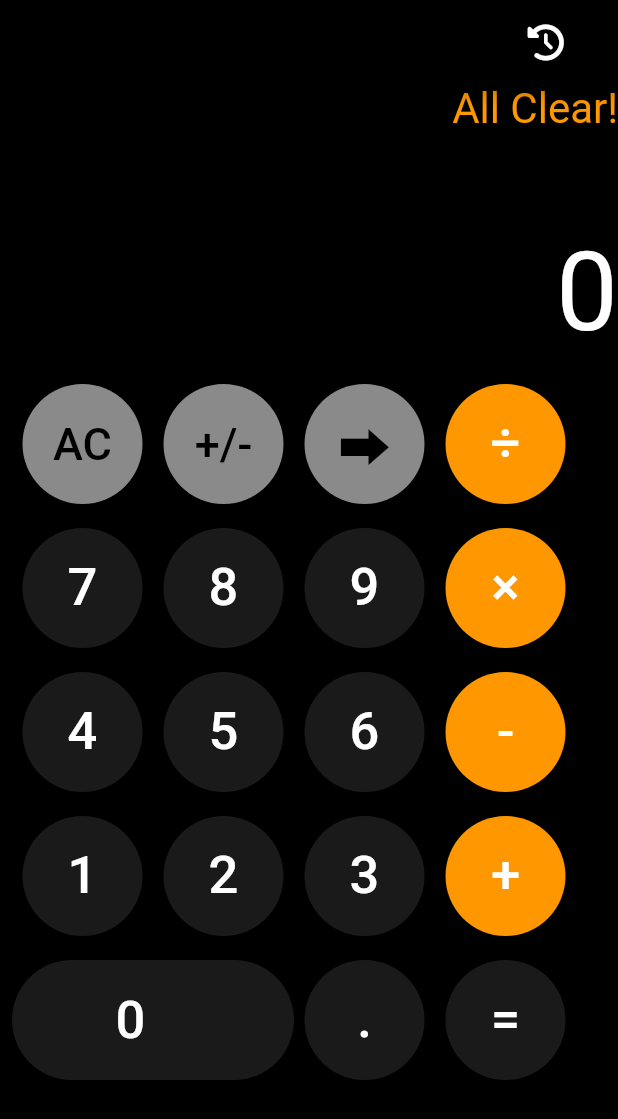
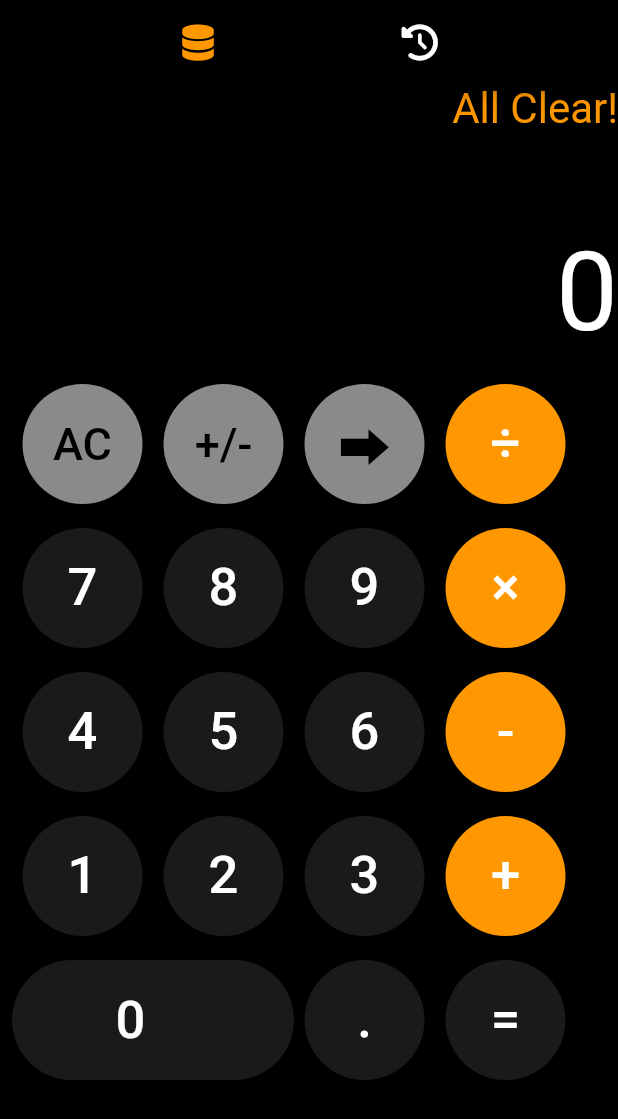
Before and after one commit to hiddy0329/h_calculator, a Flutter app: the screen it shows after launch, after a tap on "AC", on a phone screen of 412 x 824 dp. Shown: the top 1119 px of the screen. Run offline on Flutter 3.47's test engine with Material 2 defaults, Android fonts, the phone set to English and light mode, and no system bars; our stand-ins replace flutter_dotenv, font_awesome_flutter; missing offline and left inert: mysql1.

Commit message:
main.dart編集

```diff
--- a/lib/main.dart
+++ b/lib/main.dart
@@ -1,12 +1,19 @@
+// ignore_for_file: prefer_const_constructors
+
 import 'package:flutter/foundation.dart';
 import 'package:flutter/material.dart';
 import 'package:font_awesome_flutter/font_awesome_flutter.dart';
+import 'mysql.dart';
 import 'history_page.dart';
 import 'dart:math' as Math;
-import 'logic.dart';
+import 'package:flutter_dotenv/flutter_dotenv.dart';
 
-// アプリを立ち上げ、MyAppクラスを呼び出す
-void main() {
+void main() async {
+  // To load the .env file contents into dotenv.
+  // NOTE: fileName defaults to .env and can be omitted in this case.
+  // Ensure that the filename corresponds to the path in step 1 and 2.
+  await dotenv.load(fileName: ".env");
+
   runApp(const MyApp());
 }
 
@@ -20,8 +27,7 @@ class MyApp extends StatelessWidget {
         // エミュレーター右上の「debug」という帯を消す
         debugShowCheckedModeBanner: false,
         // MyHomePageクラスを呼び出し、画面の描画に移る
-      home: const MyHomePage(),
-    );
+        home: const MyHomePage());
   }
 }
 
@@ -43,13 +49,13 @@ class _MyHomePageState extends State<MyHomePage> {
   static const Color colorCalc = Colors.orange;
   static const Color colorText = Colors.white;
 
-  // 値を格納する変数
+  // 現在値を格納する変数
   double _setCurrentNumber = 0;
   // 値を表示する変数
   double _displayedNumber = 0;
   // 最初の値を保持する変数
   double _firstNum = 0;
-  // 小数点ボタンが押されたかどうかを示す変数
+  // 小数点ボタンが押されたかどうかを示すbool値
   bool _decimalFlag = false;
   // "."が押された後の数値の数をカウントする変数
   int _numAfterPoint = 0;
@@ -59,8 +65,10 @@ class _MyHomePageState extends State<MyHomePage> {
   String _divErrorMessage = "";
   // 画面上部に出力するメッセージ
   String _cheeringMessage = "";
+  // String型に変換した_displayedNumber
+  String _displayedNumberAsString = "";
 
-  Logic _logic = Logic();
+  MySQL _mysql = MySQL(); // MySQLクラスのインスタンスを作成
 
   // 実際に表示する値を形成するメソッド
   String _buildDisplayedNum(double _displayedNumber, double num) {
@@ -82,7 +90,7 @@ class _MyHomePageState extends State<MyHomePage> {
     }
   }
 
-  // 数値を画面に表示するメソッド
+  // 演算に使用する数値をセットするメソッド
   void _setCurrentNum(double num) {
     // 画面に出力できる最大値
     const maxValueNumber = 100000000;
@@ -96,10 +104,12 @@ class _MyHomePageState extends State<MyHomePage> {
           // 小数点"."が押されたとき
           else {
             _numAfterPoint++;
-            _displayedNumber = _displayedNumber + num * Math.pow(0.1, _numAfterPoint);
+            _displayedNumber =
+                _displayedNumber + num * Math.pow(0.1, _numAfterPoint);
             _checkDecimal();
           }
           _setCurrentNumber = _displayedNumber;
+          _divErrorMessage = "";
         });
       }
       // 表示値と格納値が違うなら、表示値は打ち込んだ値に更新する
@@ -108,11 +118,10 @@ class _MyHomePageState extends State<MyHomePage> {
         _displayedNumber = num;
         _setCurrentNumber = _displayedNumber;
         _operatorType = null;
+        _divErrorMessage = "";
       });
     }
   }
-
-
 
   // 押された演算子の種類に応じて_firstNumに_setCurrentNumberを格納するメソッド
   void _setFirstNum(OperatorType type) {
@@ -289,15 +298,19 @@ class _MyHomePageState extends State<MyHomePage> {
               switch (_operatorType) {
                 case OperatorType.add:
                   _add();
+                  _mysql.manipulateDB(_displayedNumber);
                   break;
                 case OperatorType.sub:
                   _sub();
+                  _mysql.manipulateDB(_displayedNumber);
                   break;
                 case OperatorType.multi:
                   _multi();
+                  _mysql.manipulateDB(_displayedNumber);
                   break;
                 case OperatorType.div:
                   _div();
+                  _mysql.manipulateDB(_displayedNumber);
                   break;
                 default:
                   break;
@@ -324,8 +337,27 @@ class _MyHomePageState extends State<MyHomePage> {
       appBar: AppBar(
         backgroundColor: Colors.black,
         title: Row(
-          mainAxisAlignment: MainAxisAlignment.end,
+          mainAxisAlignment: MainAxisAlignment.spaceEvenly,
           children: [
+            ElevatedButton(
+              child: Icon(
+                FontAwesomeIcons.database,
+                color: colorCalc,
+              ),
+              style: ElevatedButton.styleFrom(
+                side: BorderSide(
+                  color: Colors.black,
+                  width: 1,
+                  style: BorderStyle.none,
+                ),
+                primary: Colors.black,
+              ),
+              onPressed: () {
+                _mysql.main();
+                /// TODO
+                /// データベースボタンを押したら色を変える処理を組む
+              },
+            ),
             ElevatedButton(
               child: Icon(FontAwesomeIcons.clockRotateLeft),
               style: ElevatedButton.styleFrom(
@@ -337,12 +369,13 @@ class _MyHomePageState extends State<MyHomePage> {
                 primary: Colors.black,
               ),
               onPressed: () {
-                // 履歴表示ページへ遷移
+                if (_mysql.lists.length > 0) {
                   Navigator.push(
                       context,
                       MaterialPageRoute(
                           //履歴ページへ値を送る
-                        builder: (context) => HistoryPage("計算履歴")));
+                          builder: (context) => HistoryPage(_mysql.lists)));
+                }
               },
             ),
           ],
```
Lines whose indentation alone changed are shown as unchanged.
